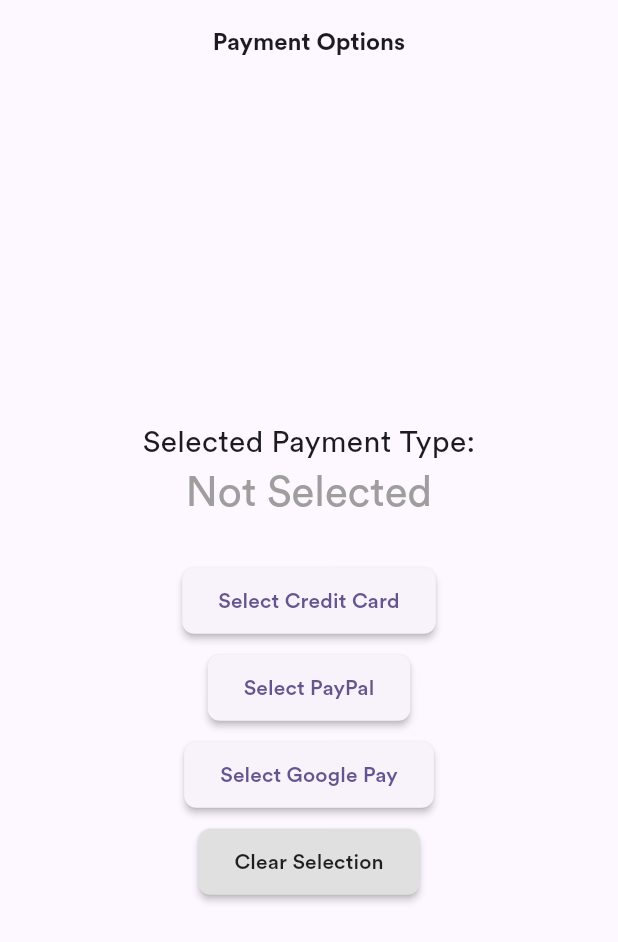
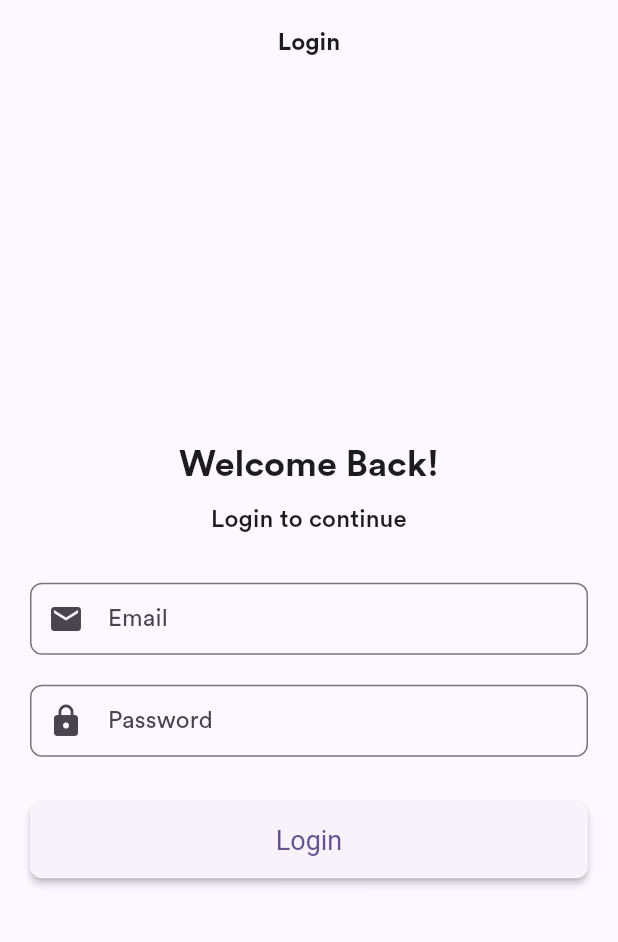
Before and after one commit to Moskaoud/maghanem, a Flutter app: the screen it shows after launch, on a phone screen of 412 x 824 dp. Shown: the top 942 px of the screen. Run offline on Flutter 3.47's test engine with Material 3 defaults, Android fonts, the phone set to English and light mode, and no system bars; our stand-ins replace country_code_picker; project files that could hold a hidden picture were left out.

Commit message:
Feat: Implement Login Page with ViewModel
This commit introduces a new login page and its associated view model for handling user authentication.

Key changes:
- Added `login_page.dart` to provide the UI for user login.
- Created `login_viewmodel.dart` to manage the login state and logic, including handling loading states, error messages, and successful login.
- Integrated `LoginViewModel` into `main.dart` using `ChangeNotifierProvider`.
- Updated `app_routes.dart` to include a route for the new `LoginPage`.
- Set the initial route in `main.dart` to `AppRoutes.loginPage`.
- Added `devtools_options.yaml` for Dart & Flutter DevTools settings.

```diff
--- /dev/null
+++ b/devtools_options.yaml
@@ -0,0 +1,3 @@
+description: This file stores settings for Dart & Flutter DevTools.
+documentation: https://docs.flutter.dev/tools/devtools/extensions#configure-extension-enablement-states
+extensions:
--- a/lib/main.dart
+++ b/lib/main.dart
@@ -6,6 +6,7 @@ import 'models/cart_model.dart';
 import 'pages/main_navigation_wrapper.dart';
 import 'routes/app_routes.dart';
 import 'utils/theme/app_theme.dart';
+import 'viewmodels/login_viewmodel.dart';
 
 void main() {
   runApp(
@@ -13,6 +14,7 @@ void main() {
       providers: [
         ChangeNotifierProvider(create: (context) => CartModel()),
         ChangeNotifierProvider(create: (context) => Payment()),
+        ChangeNotifierProvider(create: (context) => LoginViewModel()), // Added this line
         // Add other providers here if needed
       ],
       child: const MyApp(),
@@ -32,7 +34,7 @@ class MyApp extends StatelessWidget {
       // debugShowMaterialGrid: true,
       // showSemanticsDebugger: true,
       theme: AppTheme.lightTheme,
-      initialRoute: AppRoutes.paymentScreen, // Set initial route to cart
+      initialRoute: AppRoutes.loginPage, // Set initial route to cart
       routes: AppRoutes.routes, // Set named routes
       // theme: AppTheme.getAppTheme(),
       // theme: ThemeData(
--- /dev/null
+++ b/lib/pages/login_page.dart
@@ -0,0 +1,165 @@
+import 'package:flutter/material.dart';
+import 'package:provider/provider.dart';
+import '../viewmodels/login_viewmodel.dart'; // Adjust path if necessary
+// You might want to import your AppRoutes here if you navigate after login
+// import '../routes/app_routes.dart';
+
+class LoginPage extends StatefulWidget {
+  const LoginPage({super.key});
+
+  @override
+  State<LoginPage> createState() => _LoginPageState();
+}
+
+class _LoginPageState extends State<LoginPage> {
+  final _formKey = GlobalKey<FormState>();
+  final _emailController = TextEditingController();
+  final _passwordController = TextEditingController();
+
+  @override
+  void dispose() {
+    _emailController.dispose();
+    _passwordController.dispose();
+    super.dispose();
+  }
+
+  void _performLogin(LoginViewModel loginViewModel) {
+    if (_formKey.currentState?.validate() ?? false) {
+      loginViewModel.login(
+        _emailController.text.trim(),
+        _passwordController.text.trim(),
+      );
+    }
+  }
+
+  @override
+  Widget build(BuildContext context) {
+    // Watch for changes in LoginViewModel
+    final loginViewModel = context.watch<LoginViewModel>();
+
+    if (loginViewModel.isLoggedIn) {
+      // If already logged in, you might want to navigate away immediately
+      // or show a different UI. For this example, we'll show a success message
+      // and a logout button.
+      WidgetsBinding.instance.addPostFrameCallback((_) {
+        ScaffoldMessenger.of(context).showSnackBar(
+          const SnackBar(content: Text('Login Successful!'), backgroundColor: Colors.green),
+        );
+        // Example: Navigate to a home page after a short delay
+        // Future.delayed(const Duration(seconds: 1), () {
+        //   if (mounted) { // Check if the widget is still in the tree
+        //     Navigator.of(context).pushReplacementNamed(AppRoutes.home); // Assuming you have a home route
+        //   }
+        // });
+      });
+
+      return Scaffold(
+        appBar: AppBar(title: const Text('Logged In')),
+        body: Center(
+          child: Column(
+            mainAxisAlignment: MainAxisAlignment.center,
+            children: [
+              const Text('Welcome! You are logged in.', style: TextStyle(fontSize: 18)),
+              const SizedBox(height: 20),
+              ElevatedButton(
+                onPressed: () {
+                  context.read<LoginViewModel>().logout();
+                },
+                child: const Text('Logout'),
+              ),
+            ],
+          ),
+        ),
+      );
+    }
+
+    return Scaffold(
+      appBar: AppBar(
+        title: const Text('Login'),
+      ),
+      body: Padding(
+        padding: const EdgeInsets.all(20.0),
+        child: Form(
+          key: _formKey,
+          child: Column(
+            mainAxisAlignment: MainAxisAlignment.center,
+            crossAxisAlignment: CrossAxisAlignment.stretch,
+            children: <Widget>[
+              Text(
+                'Welcome Back!',
+                textAlign: TextAlign.center,
+                style: Theme.of(context).textTheme.headlineSmall?.copyWith(fontWeight: FontWeight.bold),
+              ),
+              const SizedBox(height: 8),
+              Text(
+                'Login to continue',
+                textAlign: TextAlign.center,
+                style: Theme.of(context).textTheme.titleMedium,
+              ),
+              const SizedBox(height: 30),
+              TextFormField(
+                controller: _emailController,
+                decoration: const InputDecoration(
+                  labelText: 'Email',
+                  hintText: 'Enter your email (e.g., test@example.com)',
+                  prefixIcon: Icon(Icons.email),
+                  border: OutlineInputBorder(),
+                ),
+                keyboardType: TextInputType.emailAddress,
+                validator: (value) {
+                  if (value == null || value.isEmpty) {
+                    return 'Please enter your email';
+                  }
+                  if (!value.contains('@')) {
+                    return 'Please enter a valid email';
+                  }
+                  return null;
+                },
+              ),
+              const SizedBox(height: 20),
+              TextFormField(
+                controller: _passwordController,
+                decoration: InputDecoration(
+                  labelText: 'Password',
+                  hintText: 'Enter your password (e.g., password123)',
+                  prefixIcon: const Icon(Icons.lock),
+                  border: const OutlineInputBorder(),
+                  // Add suffix icon for password visibility toggle if desired
+                ),
+                obscureText: true,
+                validator: (value) {
+                  if (value == null || value.isEmpty) {
+                    return 'Please enter your password';
+                  }
+                  return null;
+                },
+              ),
+              const SizedBox(height: 10),
+              if (loginViewModel.errorMessage != null)
+                Padding(
+                  padding: const EdgeInsets.only(top: 8.0, bottom: 8.0),
+                  child: Text(
+                    loginViewModel.errorMessage!,
+                    style: const TextStyle(color: Colors.red, fontSize: 14),
+                    textAlign: TextAlign.center,
+                  ),
+                ),
+              const SizedBox(height: 20),
+              loginViewModel.isLoading
+                  ? const Center(child: CircularProgressIndicator())
+                  : ElevatedButton(
+                onPressed: () => _performLogin(context.read<LoginViewModel>()),
+                style: ElevatedButton.styleFrom(
+                  padding: const EdgeInsets.symmetric(vertical: 15),
+                  textStyle: const TextStyle(fontSize: 18),
+                ),
+                child: const Text('Login'),
+              ),
+              // Add "Forgot Password?" or "Sign Up" links if needed
+            ],
+          ),
+        ),
+      ),
+    );
+  }
+}
--- a/lib/routes/app_routes.dart
+++ b/lib/routes/app_routes.dart
@@ -4,6 +4,7 @@ import 'package:maghanem/pages/cart/checkout.dart';
 
 import '../pages/cart/checkout2.dart';
 import '../pages/cart_counter.dart';
+import '../pages/login_page.dart';
 import '../pages/payment_screen.dart';
 import '../pages/portfolio_page.dart'; // Assuming Checkout widget is in checkout.dart
 
@@ -14,6 +15,7 @@ class AppRoutes {
   static const String portfolio = '/portfolio';
   static const String cartCounter = '/cartCounter';
   static const String paymentScreen = '/paymentScreen';
+  static const String loginPage = '/loginPage';
   // Add other route names here
 
   static Map<String, WidgetBuilder> get routes {
@@ -24,6 +26,7 @@ class AppRoutes {
       portfolio: (context) => const PortfolioPage(),
       cartCounter: (context) => const CartCounterExamplePage(),
       paymentScreen: (context) => const PaymentScreen(),
+      loginPage: (context) => const LoginPage(),
       // Add other routes here
     };
   }
--- /dev/null
+++ b/lib/viewmodels/login_viewmodel.dart
@@ -0,0 +1,40 @@
+import 'package:flutter/foundation.dart';
+
+class LoginViewModel extends ChangeNotifier {
+  bool _isLoading = false;
+  bool get isLoading => _isLoading;
+
+  bool _isLoggedIn = false;
+  bool get isLoggedIn => _isLoggedIn;
+
+  String? _errorMessage;
+  String? get errorMessage => _errorMessage;
+
+  // Hardcoded correct credentials for example
+  final String _correctEmail = "test@example.com";
+  final String _correctPassword = "password123";
+
+  Future<void> login(String email, String password) async {
+    _isLoading = true;
+    _errorMessage = null;
+    notifyListeners();
+
+    // Simulate network delay
+    await Future.delayed(const Duration(seconds: 2));
+
+    if (email.toLowerCase() == _correctEmail && password == _correctPassword) {
+      _isLoggedIn = true;
+    } else {
+      _errorMessage = 'Invalid email or password. Please try again.';
+    }
+
+    _isLoading = false;
+    notifyListeners();
+  }
+
+  void logout() {
+    _isLoggedIn = false;
+    _errorMessage = null;
+    notifyListeners();
+  }
+}
```
